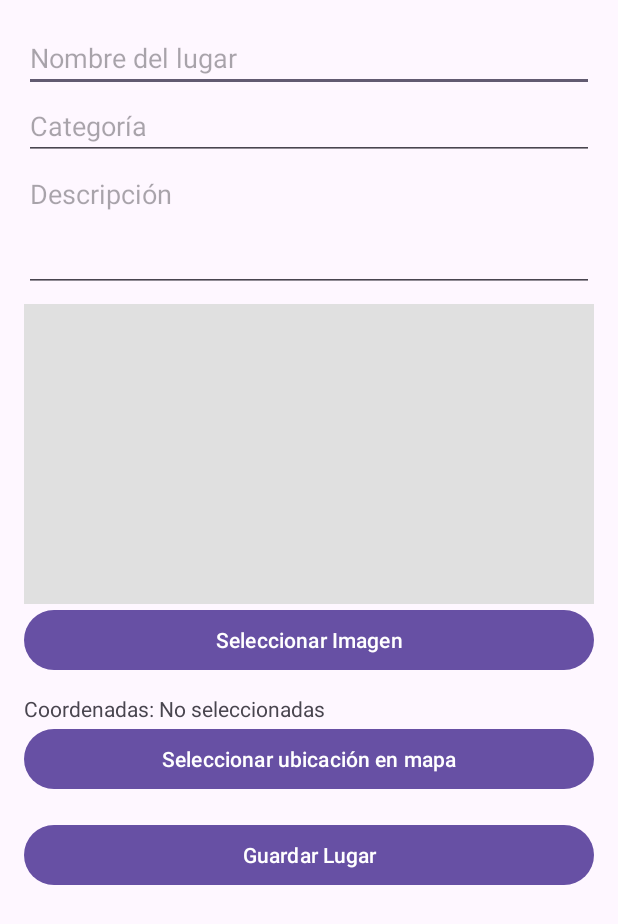
After one commit to MatiuWare07/TravelGO, an Android app: the AddLugarActivity screen opened directly, with no data from a screen before it, on a phone screen of 412 x 824 dp. The commit adds this screen. Shown: the top 924 px of the screen. Run offline under Robolectric (Android 15) with nearby library versions, the phone set to English and light mode, and no system bars.

Commit message:
Ahora el usuario puede agregar sitios turisticos a traves de un formulario

```diff
--- /dev/null
+++ b/app/src/main/java/com/example/travelgo/AddLugarActivity.kt
@@ -0,0 +1,130 @@
+package com.example.travelgo
+
+import android.app.Activity
+import android.content.Intent
+import android.os.Bundle
+import android.widget.*
+import androidx.appcompat.app.AppCompatActivity
+import androidx.lifecycle.lifecycleScope
+import com.bumptech.glide.Glide
+import com.example.travelgo.DataBase.AppDatabase
+import com.example.travelgo.DataBase.Entidades.LugarTuristico
+import kotlinx.coroutines.launch
+import java.io.File
+import java.io.FileOutputStream
+
+class AddLugarActivity : AppCompatActivity() {
+
+    private lateinit var etNombre: EditText
+    private lateinit var etCategoria: EditText
+    private lateinit var etDescripcion: EditText
+    private lateinit var imgPreview: ImageView
+    private lateinit var btnSeleccionarImagen: Button
+    private lateinit var tvCoordenadas: TextView
+    private lateinit var btnSeleccionarUbicacion: Button
+    private lateinit var btnGuardarLugar: Button
+
+    private var imagenUri: String? = null
+    private var latitud: Double? = null
+    private var longitud: Double? = null
+
+    companion object {
+        private const val REQUEST_IMAGE_PICK = 100
+        private const val REQUEST_LOCATION_PICK = 200
+    }
+
+    override fun onCreate(savedInstanceState: Bundle?) {
+        super.onCreate(savedInstanceState)
+        setContentView(R.layout.activity_add_lugar)
+
+        etNombre = findViewById(R.id.etNombre)
+        etCategoria = findViewById(R.id.etCategoria)
+        etDescripcion = findViewById(R.id.etDescripcion)
+        imgPreview = findViewById(R.id.imgPreview)
+        btnSeleccionarImagen = findViewById(R.id.btnSeleccionarImagen)
+        tvCoordenadas = findViewById(R.id.tvCoordenadas)
+        btnSeleccionarUbicacion = findViewById(R.id.btnSeleccionarUbicacion)
+        btnGuardarLugar = findViewById(R.id.btnGuardarLugar)
+
+        btnSeleccionarImagen.setOnClickListener {
+            val intent = Intent(Intent.ACTION_PICK).apply { type = "image/*" }
+            startActivityForResult(intent, REQUEST_IMAGE_PICK)
+        }
+
+        btnSeleccionarUbicacion.setOnClickListener {
+            val intent = Intent(this, SelectLocationActivity::class.java)
+            startActivityForResult(intent, REQUEST_LOCATION_PICK)
+        }
+
+        btnGuardarLugar.setOnClickListener { guardarLugar() }
+    }
+
+    override fun onActivityResult(requestCode: Int, resultCode: Int, data: Intent?) {
+        super.onActivityResult(requestCode, resultCode, data)
+
+        if (resultCode == Activity.RESULT_OK) {
+            when (requestCode) {
+                REQUEST_IMAGE_PICK -> {
+                    val uri = data?.data ?: return
+
+                    // Guardamos copia en almacenamiento interno
+                    val file = File(filesDir, "img_${System.currentTimeMillis()}.jpg")
+                    contentResolver.openInputStream(uri)?.use { input ->
+                        FileOutputStream(file).use { output ->
+                            input.copyTo(output)
+                        }
+                    }
+
+                    // Guardar la ruta absoluta (sin file://)
+                    imagenUri = file.absolutePath
+
+                    // Mostrar preview con Glide
+                    Glide.with(this)
+                        .load(file) // 👈 Cargar directamente el File
+                        .placeholder(R.drawable.placeholder)
+                        .into(imgPreview)
+                }
+
+                REQUEST_LOCATION_PICK -> {
+                    latitud = data?.getDoubleExtra("latitud", 0.0)
+                    longitud = data?.getDoubleExtra("longitud", 0.0)
+                    tvCoordenadas.text = "Coordenadas: $latitud, $longitud"
+                }
+            }
+        }
+    }
+
+    private fun guardarLugar() {
+        val nombre = etNombre.text.toString().trim()
+        val categoria = etCategoria.text.toString().trim()
+        val descripcion = etDescripcion.text.toString().trim()
+
+        if (nombre.isBlank() || latitud == null || longitud == null) {
+            Toast.makeText(
+                this,
+                "Completa todos los campos y selecciona ubicación",
+                Toast.LENGTH_SHORT
+            ).show()
+            return
+        }
+
+        val nuevoLugar = LugarTuristico(
+            nombre = nombre,
+            categoria = categoria,
+            descripcion = descripcion,
+            latitud = latitud!!,
+            longitud = longitud!!,
+            imagenUri = imagenUri
+        )
+
+        lifecycleScope.launch {
+            val db = AppDatabase.getInstance(applicationContext)
+            db.lugarTuristicoDao().insertarLugar(nuevoLugar)
+
+            runOnUiThread {
+                Toast.makeText(this@AddLugarActivity, "Lugar guardado", Toast.LENGTH_SHORT).show()
+                finish()
+            }
+        }
+    }
+}
--- /dev/null
+++ b/app/src/main/res/layout/activity_add_lugar.xml
@@ -0,0 +1,79 @@
+<?xml version="1.0" encoding="utf-8"?>
+<ScrollView xmlns:android="http://schemas.android.com/apk/res/android"
+    android:layout_width="match_parent"
+    android:layout_height="match_parent"
+    android:padding="16dp">
+
+    <LinearLayout
+        android:layout_width="match_parent"
+        android:layout_height="wrap_content"
+        android:orientation="vertical">
+
+        <!-- Nombre -->
+        <EditText
+            android:id="@+id/etNombre"
+            android:layout_width="match_parent"
+            android:layout_height="wrap_content"
+            android:hint="Nombre del lugar"
+            android:inputType="textPersonName" />
+
+        <!-- Categoría -->
+        <EditText
+            android:id="@+id/etCategoria"
+            android:layout_width="match_parent"
+            android:layout_height="wrap_content"
+            android:hint="Categoría"
+            android:inputType="text" />
+
+        <!-- Descripción -->
+        <EditText
+            android:id="@+id/etDescripcion"
+            android:layout_width="match_parent"
+            android:layout_height="wrap_content"
+            android:hint="Descripción"
+            android:inputType="textMultiLine"
+            android:lines="3"
+            android:gravity="top" />
+
+        <!-- Imagen -->
+        <ImageView
+            android:id="@+id/imgPreview"
+            android:layout_width="match_parent"
+            android:layout_height="200dp"
+            android:scaleType="centerCrop"
+            android:adjustViewBounds="true"
+            android:layout_marginTop="8dp"
+            android:background="#E0E0E0"
+            android:contentDescription="Imagen seleccionada" />
+
+
+        <Button
+            android:id="@+id/btnSeleccionarImagen"
+            android:layout_width="match_parent"
+            android:layout_height="wrap_content"
+            android:text="Seleccionar Imagen" />
+
+        <!-- Coordenadas -->
+        <TextView
+            android:id="@+id/tvCoordenadas"
+            android:layout_width="match_parent"
+            android:layout_height="wrap_content"
+            android:text="Coordenadas: No seleccionadas"
+            android:layout_marginTop="12dp" />
+
+        <Button
+            android:id="@+id/btnSeleccionarUbicacion"
+            android:layout_width="match_parent"
+            android:layout_height="wrap_content"
+            android:text="Seleccionar ubicación en mapa" />
+
+        <!-- Botón Guardar -->
+        <Button
+            android:id="@+id/btnGuardarLugar"
+            android:layout_width="match_parent"
+            android:layout_height="wrap_content"
+            android:text="Guardar Lugar"
+            android:layout_marginTop="16dp" />
+
+    </LinearLayout>
+</ScrollView>
```
Also changed, not shown: app/build.gradle.kts (+14 -2 lines), app/src/main/AndroidManifest.xml (+35 -5 lines), app/src/main/java/com/example/travelgo/Adapter/LugarAdapter.kt (+40 -11 lines), app/src/main/java/com/example/travelgo/DataBase/AppDatabase.kt (+17 -0 lines), app/src/main/java/com/example/travelgo/DataBase/Entidades/LugarTuristico.kt (+3 -4 lines), app/src/main/java/com/example/travelgo/LugarDetalleActivity.kt (+23 -10 lines), app/src/main/java/com/example/travelgo/MainActivity.kt (+25 -20 lines), app/src/main/java/com/example/travelgo/MainMenuActivity.kt (added, +26 -0 lines), app/src/main/java/com/example/travelgo/SelectLocationActivity.kt (added, +87 -0 lines), app/src/main/res/layout/activity_main_menu.xml (added, +22 -0 lines), app/src/main/res/layout/activity_select_location.xml (added, +24 -0 lines), app/src/main/res/layout/item_lugar.xml (+28 -7 lines), app/src/main/res/drawable/placeholder.png (added).
